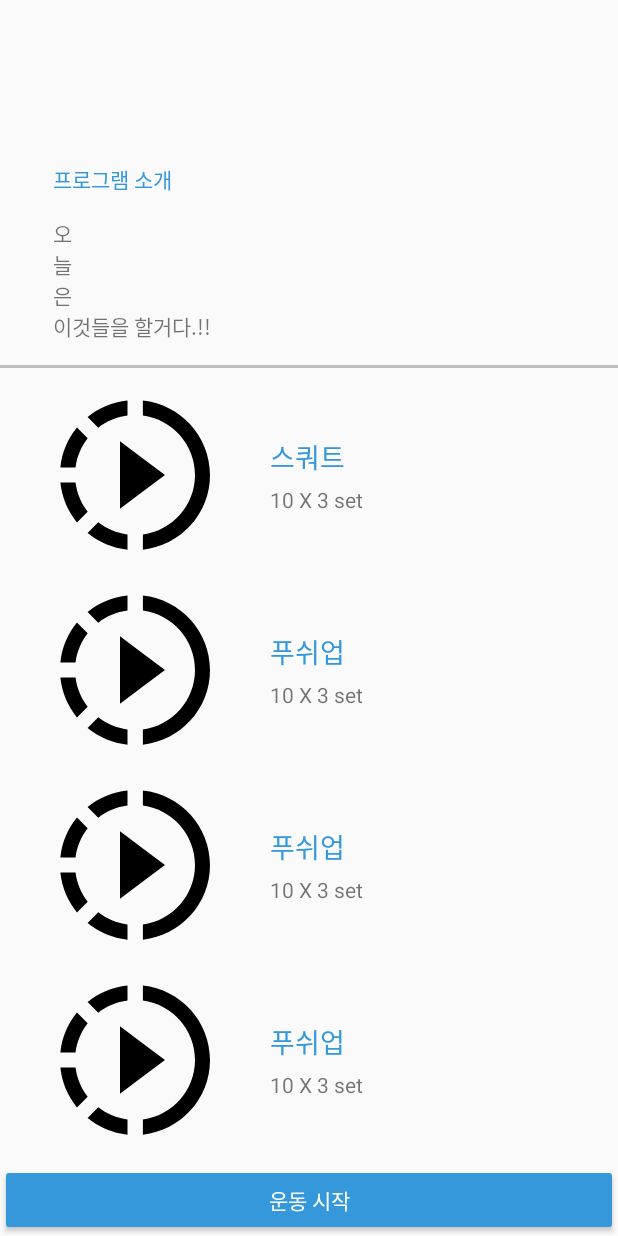
After one commit to Ohrotan/AI-Fitness, an Android app: the BeforeDayExrProgramActivity screen opened directly, with no data from a screen before it, on a phone screen of 412 x 824 dp. The commit adds this screen. Run offline under Robolectric (Android 15) with nearby library versions, the phone set to English and light mode, and no system bars.

Commit message:
수정: MainActivity 추가: 운동전 화면 관련된 액티비티, 어댑터, xml

```diff
--- a/app/src/main/AndroidManifest.xml
+++ b/app/src/main/AndroidManifest.xml
@@ -9,7 +9,8 @@
         android:roundIcon="@mipmap/ic_launcher_round"
         android:supportsRtl="true"
         android:theme="@style/AppTheme">
-        <activity android:name=".HomeActivity"></activity>
+        <activity android:name=".BeforeDayExrProgramActivity"></activity>
+        <activity android:name=".HomeActivity" />
         <activity android:name=".ChattingListActivity" />
         <activity android:name=".ChattingActivity" />
         <activity android:name=".AdminProgramManageActivity" />
--- /dev/null
+++ b/app/src/main/java/kr/ssu/ai_fitness/BeforeDayExrProgramActivity.java
@@ -0,0 +1,42 @@
+package kr.ssu.ai_fitness;
+
+import androidx.appcompat.app.AppCompatActivity;
+import androidx.recyclerview.widget.LinearLayoutManager;
+import androidx.recyclerview.widget.RecyclerView;
+
+import android.os.Bundle;
+import android.widget.TextView;
+
+import kr.ssu.ai_fitness.adapter.BeforeDayExrProgramAdapter;
+import kr.ssu.ai_fitness.dto.DayProgramVideoList;
+
+public class BeforeDayExrProgramActivity extends AppCompatActivity {
+
+    RecyclerView recyclerView;
+
+    @Override
+    protected void onCreate(Bundle savedInstanceState) {
+        super.onCreate(savedInstanceState);
+        setContentView(R.layout.activity_before_day_exr_program);
+
+        recyclerView = findViewById(R.id.activity_before_day_exr_program_rv);
+
+        LinearLayoutManager layoutManager = new LinearLayoutManager(this, LinearLayoutManager.VERTICAL, false);
+        recyclerView.setLayoutManager(layoutManager);
+
+        BeforeDayExrProgramAdapter adapter = new BeforeDayExrProgramAdapter();
+
+        adapter.addItem(new DayProgramVideoList("a","a","a","스쿼트", 10, 3, 1));
+        adapter.addItem(new DayProgramVideoList("a","a","a","푸쉬업", 10, 3, 1));
+        adapter.addItem(new DayProgramVideoList("a","a","a","푸쉬업", 10, 3, 1));
+        adapter.addItem(new DayProgramVideoList("a","a","a","푸쉬업", 10, 3, 1));
+        adapter.addItem(new DayProgramVideoList("a","a","a","푸쉬업", 10, 3, 1));
+        adapter.addItem(new DayProgramVideoList("a","a","a","푸쉬업", 10, 3, 1));
+
+        TextView textView = findViewById(R.id.activity_before_day_exr_program_intro_content);
+        textView.setText("오\n늘\n은\n이것들을 할거다.!!");
+
+        recyclerView.setAdapter(adapter);
+
+    }
+}
--- a/app/src/main/java/kr/ssu/ai_fitness/MainActivity.java
+++ b/app/src/main/java/kr/ssu/ai_fitness/MainActivity.java
@@ -126,6 +126,7 @@ public class MainActivity extends AppCompatActivity {
             intent = new Intent(this, HomeActivity.class);
         } else if (v == btn19) {
         } else if (v == btn20) {
+            intent = new Intent(this, BeforeDayExrProgramActivity.class);
         } else if (v == btn21) {
         } else if (v == btn22) {
             intent = new Intent(this, ExrResultActivity.class);
--- /dev/null
+++ b/app/src/main/java/kr/ssu/ai_fitness/adapter/BeforeDayExrProgramAdapter.java
@@ -0,0 +1,77 @@
+package kr.ssu.ai_fitness.adapter;
+
+import android.view.LayoutInflater;
+import android.view.View;
+import android.view.ViewGroup;
+import android.widget.ImageView;
+import android.widget.TextView;
+
+import androidx.annotation.NonNull;
+import androidx.recyclerview.widget.RecyclerView;
+
+import java.util.ArrayList;
+
+import kr.ssu.ai_fitness.R;
+import kr.ssu.ai_fitness.dto.DayProgramVideoList;
+
+public class BeforeDayExrProgramAdapter extends RecyclerView.Adapter<BeforeDayExrProgramAdapter.ViewHolder> {
+
+    private ArrayList<DayProgramVideoList> items = new ArrayList<DayProgramVideoList>();
+
+    public void addItem(DayProgramVideoList item) {
+        items.add(item);
+    }
+
+    public void setItems(ArrayList<DayProgramVideoList> items) {
+        this.items = items;
+    }
+
+    public DayProgramVideoList getItem(int position) {
+        return items.get(position);
+    }
+
+    public void setItem(int position, DayProgramVideoList item) {
+        items.set(position, item);
+    }
+
+    @NonNull
+    @Override
+    public ViewHolder onCreateViewHolder(@NonNull ViewGroup parent, int viewType) {
+        LayoutInflater inflater = LayoutInflater.from(parent.getContext());
+        View itemView = inflater.inflate(R.layout.item_day_exr_program, parent, false);
+
+        return new ViewHolder(itemView);
+    }
+
+    @Override
+    public void onBindViewHolder(@NonNull ViewHolder holder, int position) {
+        DayProgramVideoList item = items.get(position);
+        holder.setItem(item);
+    }
+
+    @Override
+    public int getItemCount() {
+        return items.size();
+    }
+
+    public class ViewHolder extends RecyclerView.ViewHolder {
+        ImageView image;
+        TextView exrName;
+        TextView exrCount;
+
+
+        public ViewHolder(View itemView) {
+            super(itemView);
+
+            image = itemView.findViewById(R.id.item_day_exr_program_image);
+            exrName = itemView.findViewById(R.id.item_day_exr_program_exr_name);
+            exrCount = itemView.findViewById(R.id.item_day_exr_program_exr_count);
+        }
+
+        public void setItem(DayProgramVideoList item) {
+            //*****item에서 사진 데이터 빼내서 profile에 세팅해줘야함
+            exrName.setText(item.getName());
+            exrCount.setText(item.getCount() + " X " + item.getSet() + " set");
+        }
+    }
+}
--- /dev/null
+++ b/app/src/main/java/kr/ssu/ai_fitness/dto/DayProgramVideoList.java
@@ -0,0 +1,77 @@
+package kr.ssu.ai_fitness.dto;
+
+public class DayProgramVideoList {
+    private String id;
+    private String day_id;
+    private String video_id;
+    private String name;
+    private int count;  //운동 횟수
+    private int set;    //운동 세트
+    private int order;  //운동 순서
+
+    public DayProgramVideoList(String id, String day_id, String video_id, String name, int count, int set, int order) {
+        this.id = id;
+        this.day_id = day_id;
+        this.video_id = video_id;
+        this.name = name;
+        this.count = count;
+        this.set = set;
+        this.order = order;
+    }
+
+    public String getName() {
+        return name;
+    }
+
+    public String getId() {
+        return id;
+    }
+
+    public String getDay_id() {
+        return day_id;
+    }
+
+    public String getVideo_id() {
+        return video_id;
+    }
+
+    public int getCount() {
+        return count;
+    }
+
+    public int getSet() {
+        return set;
+    }
+
+    public int getOrder() {
+        return order;
+    }
+
+    public void setName(String name) {
+        this.name = name;
+    }
+
+    public void setId(String id) {
+        this.id = id;
+    }
+
+    public void setDay_id(String day_id) {
+        this.day_id = day_id;
+    }
+
+    public void setVideo_id(String video_id) {
+        this.video_id = video_id;
+    }
+
+    public void setCount(int count) {
+        this.count = count;
+    }
+
+    public void setSet(int set) {
+        this.set = set;
+    }
+
+    public void setOrder(int order) {
+        this.order = order;
+    }
+}
--- /dev/null
+++ b/app/src/main/res/drawable/ic_slow_motion_video_black_24dp.xml
@@ -0,0 +1,9 @@
+<vector xmlns:android="http://schemas.android.com/apk/res/android"
+        android:width="24dp"
+        android:height="24dp"
+        android:viewportWidth="24.0"
+        android:viewportHeight="24.0">
+    <path
+        android:fillColor="#FF000000"
+        android:pathData="M13.05,9.79L10,7.5v9l3.05,-2.29L16,12zM13.05,9.79L10,7.5v9l3.05,-2.29L16,12zM13.05,9.79L10,7.5v9l3.05,-2.29L16,12zM11,4.07L11,2.05c-2.01,0.2 -3.84,1 -5.32,2.21L7.1,5.69c1.11,-0.86 2.44,-1.44 3.9,-1.62zM5.69,7.1L4.26,5.68C3.05,7.16 2.25,8.99 2.05,11h2.02c0.18,-1.46 0.76,-2.79 1.62,-3.9zM4.07,13L2.05,13c0.2,2.01 1,3.84 2.21,5.32l1.43,-1.43c-0.86,-1.1 -1.44,-2.43 -1.62,-3.89zM5.68,19.74C7.16,20.95 9,21.75 11,21.95v-2.02c-1.46,-0.18 -2.79,-0.76 -3.9,-1.62l-1.42,1.43zM22,12c0,5.16 -3.92,9.42 -8.95,9.95v-2.02C16.97,19.41 20,16.05 20,12s-3.03,-7.41 -6.95,-7.93L13.05,2.05C18.08,2.58 22,6.84 22,12z"/>
+</vector>
--- /dev/null
+++ b/app/src/main/res/layout/activity_before_day_exr_program.xml
@@ -0,0 +1,59 @@
+<?xml version="1.0" encoding="utf-8"?>
+<androidx.constraintlayout.widget.ConstraintLayout xmlns:android="http://schemas.android.com/apk/res/android"
+    xmlns:app="http://schemas.android.com/apk/res-auto"
+    xmlns:tools="http://schemas.android.com/tools"
+    android:layout_width="match_parent"
+    android:layout_height="match_parent"
+    tools:context=".BeforeDayExrProgramActivity">
+
+    <LinearLayout
+        android:layout_width="match_parent"
+        android:layout_height="680dp"
+        android:layout_marginBottom="3dp"
+        android:orientation="vertical"
+        app:layout_constraintBottom_toTopOf="@+id/button2"
+        app:layout_constraintStart_toStartOf="parent"
+        android:gravity="top">
+
+        <TextView
+            android:id="@+id/textView2"
+            android:layout_width="wrap_content"
+            android:layout_height="wrap_content"
+            android:layout_marginLeft="35dp"
+            android:layout_marginTop="16dp"
+            android:text="프로그램 소개"
+            android:textColor="@color/accent" />
+
+        <TextView
+            android:id="@+id/activity_before_day_exr_program_intro_content"
+            android:layout_width="350dp"
+            android:layout_height="wrap_content"
+            android:layout_marginLeft="35dp"
+            android:layout_marginTop="15dp"
+            android:text="오늘은 간단하게 ~~ 할것입니다\n스트레칭을 꼭해주세요!" />
+
+        <View
+            android:id="@+id/view2"
+            android:layout_width="match_parent"
+            android:layout_height="2dp"
+            android:layout_marginTop="15dp"
+            android:background="@color/lightGray" />
+
+        <androidx.recyclerview.widget.RecyclerView
+            android:id="@+id/activity_before_day_exr_program_rv"
+            android:layout_width="match_parent"
+            android:layout_height="580dp"
+            android:layout_marginTop="1dp" />
+    </LinearLayout>
+
+    <Button
+        android:id="@+id/button2"
+        android:layout_width="match_parent"
+        android:layout_height="wrap_content"
+        android:backgroundTint="@color/accent"
+        android:text="운동 시작"
+        android:textColor="@color/white"
+        app:layout_constraintBottom_toBottomOf="parent"
+        app:layout_constraintStart_toStartOf="parent" />
+
+</androidx.constraintlayout.widget.ConstraintLayout>
--- /dev/null
+++ b/app/src/main/res/layout/item_day_exr_program.xml
@@ -0,0 +1,38 @@
+<?xml version="1.0" encoding="utf-8"?>
+<LinearLayout xmlns:android="http://schemas.android.com/apk/res/android"
+    xmlns:app="http://schemas.android.com/apk/res-auto"
+    android:layout_width="match_parent"
+    android:layout_height="wrap_content"
+    android:layout_marginLeft="10dp"
+    android:layout_marginTop="10dp"
+    android:layout_marginRight="10dp">
+
+    <ImageView
+        android:id="@+id/item_day_exr_program_image"
+        android:layout_width="160dp"
+        android:layout_height="120dp"
+        app:srcCompat="@drawable/ic_slow_motion_video_black_24dp" />
+
+    <LinearLayout
+        android:layout_width="match_parent"
+        android:layout_height="match_parent"
+        android:layout_marginLeft="10dp"
+        android:gravity="center"
+        android:orientation="vertical">
+
+        <TextView
+            android:id="@+id/item_day_exr_program_exr_name"
+            android:layout_width="match_parent"
+            android:layout_height="wrap_content"
+            android:text="스쿼트"
+            android:textColor="@color/accent"
+            android:textSize="18sp" />
+
+        <TextView
+            android:id="@+id/item_day_exr_program_exr_count"
+            android:layout_width="match_parent"
+            android:layout_height="wrap_content"
+            android:layout_marginTop="5dp"
+            android:text="10 X 3set" />
+    </LinearLayout>
+</LinearLayout>
```
